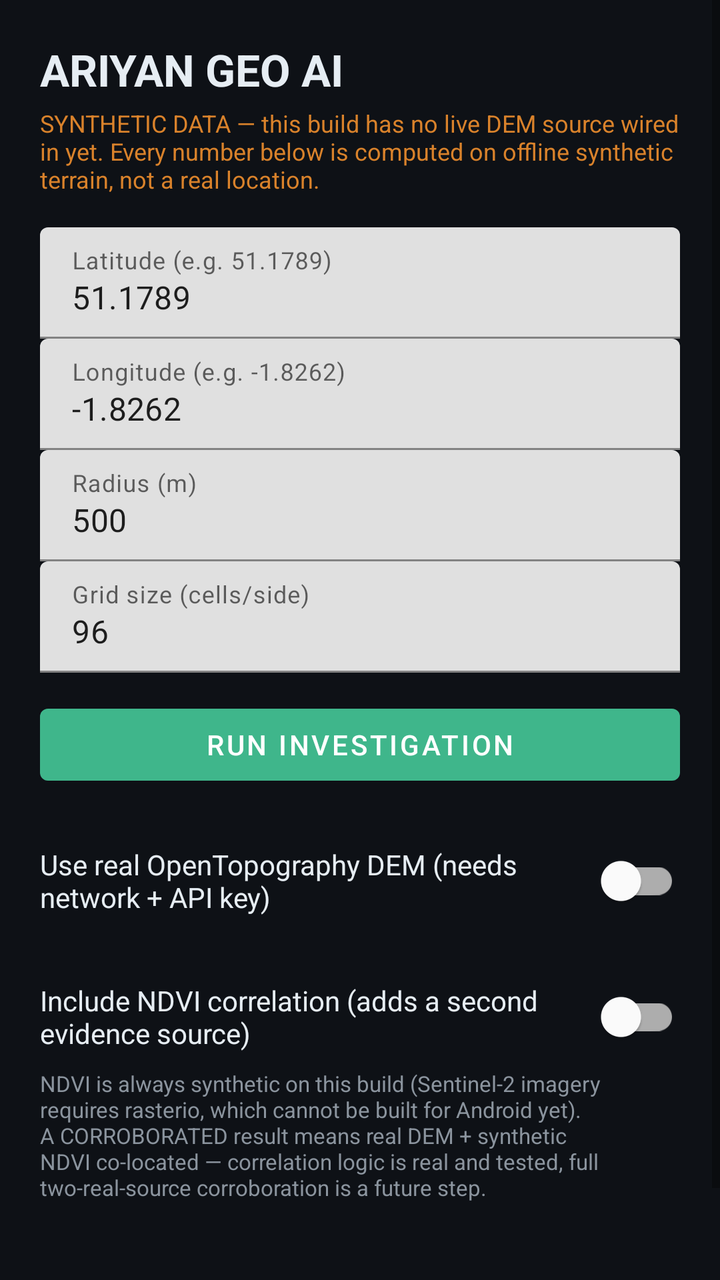
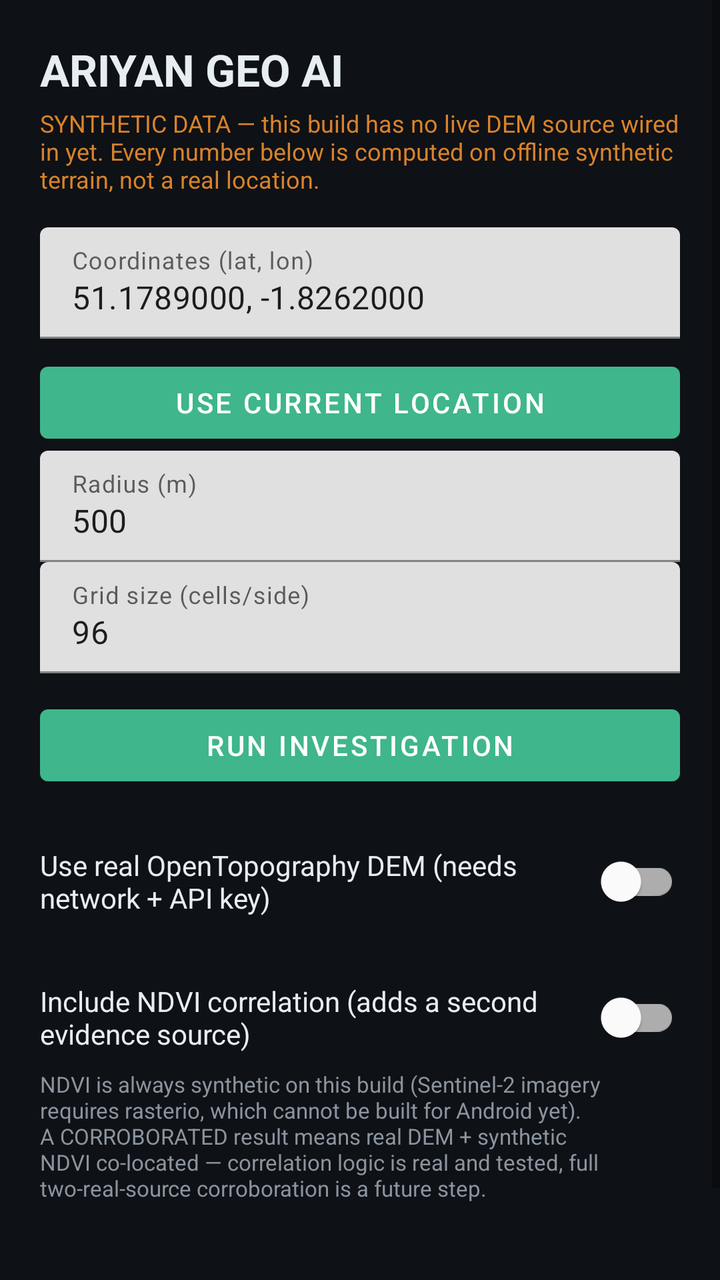

Before-and-after screenshots of an Android layout around one commit, followed by the original layout XML and the change that was made.
<!-- AndroidManifest.xml: application theme Theme.AriyanGeoAi -->
<!-- res/layout/activity_main.xml -->
<?xml version="1.0" encoding="utf-8"?>
<ScrollView xmlns:android="http://schemas.android.com/apk/res/android"
    xmlns:app="http://schemas.android.com/apk/res-auto"
    android:layout_width="match_parent"
    android:layout_height="match_parent"
    android:background="@color/ariyan_bg"
    android:fillViewport="true">

    <LinearLayout
        android:layout_width="match_parent"
        android:layout_height="wrap_content"
        android:orientation="vertical"
        android:padding="20dp">

        <TextView
            android:layout_width="match_parent"
            android:layout_height="wrap_content"
            android:text="@string/app_name"
            android:textColor="@color/ariyan_text_primary"
            android:textSize="22sp"
            android:textStyle="bold"
            android:paddingBottom="4dp" />

        <TextView
            android:id="@+id/textSyntheticNotice"
            android:layout_width="match_parent"
            android:layout_height="wrap_content"
            android:text="@string/synthetic_notice"
            android:textColor="@color/ariyan_warn"
            android:textSize="12sp"
            android:paddingBottom="16dp" />

        <com.google.android.material.textfield.TextInputLayout
            android:layout_width="match_parent"
            android:layout_height="wrap_content"
            android:hint="@string/hint_lat">
            <com.google.android.material.textfield.TextInputEditText
                android:id="@+id/inputLat"
                android:layout_width="match_parent"
                android:layout_height="wrap_content"
                android:inputType="numberDecimal|numberSigned"
                android:text="51.1789" />
        </com.google.android.material.textfield.TextInputLayout>

        <com.google.android.material.textfield.TextInputLayout
            android:layout_width="match_parent"
            android:layout_height="wrap_content"
            android:hint="@string/hint_lon">
            <com.google.android.material.textfield.TextInputEditText
                android:id="@+id/inputLon"
                android:layout_width="match_parent"
                android:layout_height="wrap_content"
                android:inputType="numberDecimal|numberSigned"
                android:text="-1.8262" />
        </com.google.android.material.textfield.TextInputLayout>

        <com.google.android.material.textfield.TextInputLayout
            android:layout_width="match_parent"
            android:layout_height="wrap_content"
            android:hint="@string/hint_radius">
            <com.google.android.material.textfield.TextInputEditText
                android:id="@+id/inputRadius"
                android:layout_width="match_parent"
                android:layout_height="wrap_content"
                android:inputType="numberDecimal"
                android:text="500" />
        </com.google.android.material.textfield.TextInputLayout>

        <com.google.android.material.textfield.TextInputLayout
            android:layout_width="match_parent"
            android:layout_height="wrap_content"
            android:hint="@string/hint_grid">
            <com.google.android.material.textfield.TextInputEditText
                android:id="@+id/inputGrid"
                android:layout_width="match_parent"
                android:layout_height="wrap_content"
                android:inputType="number"
                android:text="96" />
        </com.google.android.material.textfield.TextInputLayout>

        <com.google.android.material.button.MaterialButton
            android:id="@+id/buttonRun"
            android:layout_width="match_parent"
            android:layout_height="wrap_content"
            android:layout_marginTop="12dp"
            android:text="@string/run_investigation"
            app:backgroundTint="@color/ariyan_accent" />

        <com.google.android.material.switchmaterial.SwitchMaterial
            android:id="@+id/switchRealDem"
            android:layout_width="match_parent"
            android:layout_height="wrap_content"
            android:layout_marginTop="20dp"
            android:text="@string/use_real_dem"
            android:textColor="@color/ariyan_text_primary" />

        <TextView
            android:id="@+id/textRealDemNotice"
            android:layout_width="match_parent"
            android:layout_height="wrap_content"
            android:text="@string/real_dem_notice"
            android:textColor="@color/ariyan_text_secondary"
            android:textSize="11sp"
            android:paddingTop="2dp"
            android:visibility="gone" />

        <com.google.android.material.textfield.TextInputLayout
            android:id="@+id/layoutApiKey"
            android:layout_width="match_parent"
            android:layout_height="wrap_content"
            android:layout_marginTop="8dp"
            android:hint="@string/hint_api_key"
            android:visibility="gone">
            <com.google.android.material.textfield.TextInputEditText
                android:id="@+id/inputApiKey"
                android:layout_width="match_parent"
                android:layout_height="wrap_content"
                android:inputType="textPassword" />
        </com.google.android.material.textfield.TextInputLayout>

        <com.google.android.material.textfield.TextInputLayout
            android:id="@+id/layoutDemType"
            android:layout_width="match_parent"
            android:layout_height="wrap_content"
            android:hint="@string/hint_demtype"
            android:visibility="gone">
            <com.google.android.material.textfield.TextInputEditText
                android:id="@+id/inputDemType"
                android:layout_width="match_parent"
                android:layout_height="wrap_content"
                android:text="SRTMGL1" />
        </com.google.android.material.textfield.TextInputLayout>

        <com.google.android.material.switchmaterial.SwitchMaterial
            android:id="@+id/switchNdviCorrelation"
            android:layout_width="match_parent"
            android:layout_height="wrap_content"
            android:layout_marginTop="20dp"
            android:text="Include NDVI correlation (adds a second evidence source)"
            android:textColor="@color/ariyan_text_primary" />

        <TextView
            android:id="@+id/textNdviNotice"
            android:layout_width="match_parent"
            android:layout_height="wrap_content"
            android:text="NDVI is always synthetic on this build (Sentinel-2 imagery requires rasterio, which cannot be built for Android yet). A CORROBORATED result means real DEM + synthetic NDVI co-located — correlation logic is real and tested, full two-real-source corroboration is a future step."
            android:textColor="@color/ariyan_text_secondary"
            android:textSize="11sp"
            android:paddingTop="2dp" />

        <ProgressBar
            android:id="@+id/progressBar"
            android:layout_width="wrap_content"
            android:layout_height="wrap_content"
            android:layout_gravity="center"
            android:layout_marginTop="16dp"
            android:visibility="gone" />

        <TextView
            android:id="@+id/textConfidence"
            android:layout_width="match_parent"
            android:layout_height="wrap_content"
            android:layout_marginTop="20dp"
            android:textColor="@color/ariyan_accent"
            android:textSize="15sp"
            android:textStyle="bold" />

        <TextView
            android:id="@+id/textResults"
            android:layout_width="match_parent"
            android:layout_height="wrap_content"
            android:layout_marginTop="12dp"
            android:fontFamily="monospace"
            android:textColor="@color/ariyan_text_secondary"
            android:textSize="12sp"
            android:textIsSelectable="true" />

    </LinearLayout>
</ScrollView>
<!-- resources referenced by this layout -->
<resources>
  <color name="ariyan_accent">#3FB68B</color>
  <color name="ariyan_bg">#0E1116</color>
  <color name="ariyan_text_primary">#E6EDF3</color>
  <color name="ariyan_text_secondary">#8B949E</color>
  <color name="ariyan_warn">#D9822B</color>
  <string name="app_name">ARIYAN GEO AI</string>
  <string name="hint_api_key">OpenTopography API key</string>
  <string name="hint_demtype">Dataset (e.g. SRTMGL1, COP30, NASADEM)</string>
  <string name="hint_grid">Grid size (cells/side)</string>
  <string name="hint_lat">Latitude (e.g. 51.1789)</string>
  <string name="hint_lon">Longitude (e.g. -1.8262)</string>
  <string name="hint_radius">Radius (m)</string>
  <string name="real_dem_notice">Requires your own free OpenTopography API key (opentopography.org). Stored only in memory for this session — not saved to disk. Uses your device\'s data connection.</string>
  <string name="run_investigation">Run Investigation</string>
  <string name="synthetic_notice">SYNTHETIC DATA — this build has no live DEM source wired in yet. Every number below is computed on offline synthetic terrain, not a real location.</string>
  <string name="use_real_dem">Use real OpenTopography DEM (needs network + API key)</string>
  <style name="Theme.AriyanGeoAi" parent="Theme.MaterialComponents.DayNight.NoActionBar">
          <item name="colorPrimary">@color/ariyan_accent</item>
          <item name="colorPrimaryDark">@color/ariyan_bg</item>
          <item name="colorAccent">@color/ariyan_accent</item>
          <item name="android:windowBackground">@color/ariyan_bg</item>
          <item name="android:statusBarColor" tools:targetApi="l">@color/ariyan_bg</item>
      </style>
</resources>

<!-- the commit's change to res/layout/activity_main.xml (unified diff, before → after) -->
@@ -33,27 +33,21 @@
         <com.google.android.material.textfield.TextInputLayout
             android:layout_width="match_parent"
             android:layout_height="wrap_content"
-            android:hint="@string/hint_lat">
+            android:hint="Coordinates (lat, lon)">
             <com.google.android.material.textfield.TextInputEditText
-                android:id="@+id/inputLat"
+                android:id="@+id/inputCoords"
                 android:layout_width="match_parent"
                 android:layout_height="wrap_content"
-                android:inputType="numberDecimal|numberSigned"
-                android:text="51.1789" />
+                android:inputType="text"
+                android:text="51.1789000, -1.8262000" />
         </com.google.android.material.textfield.TextInputLayout>
 
-        <com.google.android.material.textfield.TextInputLayout
+        <com.google.android.material.button.MaterialButton
+            android:id="@+id/buttonUseLocation"
             android:layout_width="match_parent"
             android:layout_height="wrap_content"
-            android:hint="@string/hint_lon">
-            <com.google.android.material.textfield.TextInputEditText
-                android:id="@+id/inputLon"
-                android:layout_width="match_parent"
-                android:layout_height="wrap_content"
-                android:inputType="numberDecimal|numberSigned"
-                android:text="-1.8262" />
-        </com.google.android.material.textfield.TextInputLayout>
-
+            android:layout_marginTop="8dp"
+            android:text="Use current location" />
         <com.google.android.material.textfield.TextInputLayout
             android:layout_width="match_parent"
             android:layout_height="wrap_content"
<!-- resource entries referenced after the edit -->
@@ -9,8 +9,6 @@
   <string name="hint_api_key">OpenTopography API key</string>
   <string name="hint_demtype">Dataset (e.g. SRTMGL1, COP30, NASADEM)</string>
   <string name="hint_grid">Grid size (cells/side)</string>
-  <string name="hint_lat">Latitude (e.g. 51.1789)</string>
-  <string name="hint_lon">Longitude (e.g. -1.8262)</string>
   <string name="hint_radius">Radius (m)</string>
   <string name="real_dem_notice">Requires your own free OpenTopography API key (opentopography.org). Stored only in memory for this session — not saved to disk. Uses your device\'s data connection.</string>
   <string name="run_investigation">Run Investigation</string>
